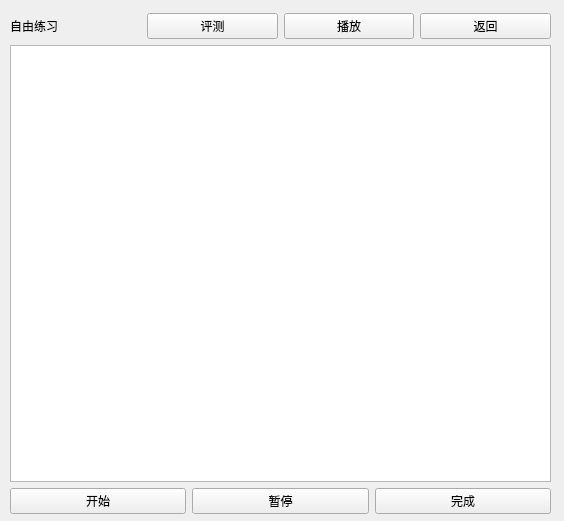
Before: the Qt Designer form src/UI/raw_uis/Free.ui in Athsus/Speech-Training-Tool, drawn with Qt 5.
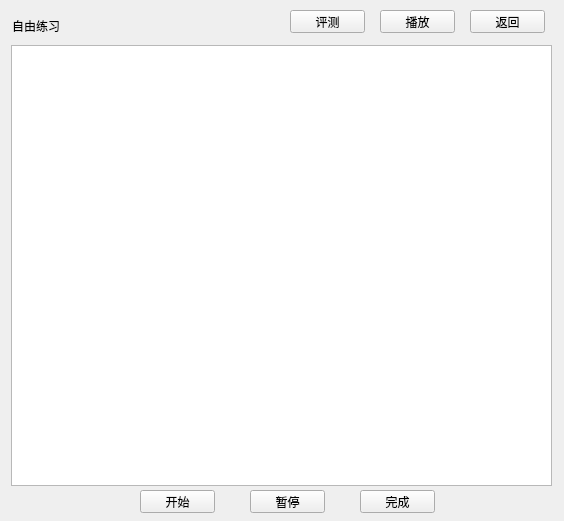
After: the same form once the commit is applied.

The edit to the form file:
```diff
--- a/src/UI/raw_uis/Free.ui
+++ b/src/UI/raw_uis/Free.ui
@@ -45,20 +45,31 @@
     <string/>
    </property>
   </widget>
-  <widget class="QWidget" name="verticalLayoutWidget">
+  <widget class="QTextBrowser" name="textBrowser">
    <property name="geometry">
     <rect>
-     <x>10</x>
-     <y>13</y>
+     <x>11</x>
+     <y>45</y>
      <width>541</width>
-     <height>501</height>
+     <height>441</height>
     </rect>
    </property>
-   <layout class="QVBoxLayout" name="verticalLayout">
-    <item>
-     <layout class="QHBoxLayout" name="horizontalLayout">
-      <item>
+   <property name="minimumSize">
+    <size>
+     <width>0</width>
+     <height>0</height>
+    </size>
+   </property>
+  </widget>
        <widget class="QLabel" name="label">
+   <property name="geometry">
+    <rect>
+     <x>12</x>
+     <y>15</y>
+     <width>71</width>
+     <height>21</height>
+    </rect>
+   </property>
         <property name="sizePolicy">
          <sizepolicy hsizetype="Expanding" vsizetype="Preferred">
           <horstretch>0</horstretch>
@@ -69,9 +80,15 @@
          <string>自由练习</string>
         </property>
        </widget>
-      </item>
-      <item>
        <widget class="QPushButton" name="JUDGE">
+   <property name="geometry">
+    <rect>
+     <x>290</x>
+     <y>10</y>
+     <width>75</width>
+     <height>23</height>
+    </rect>
+   </property>
         <property name="sizePolicy">
          <sizepolicy hsizetype="MinimumExpanding" vsizetype="Fixed">
           <horstretch>0</horstretch>
@@ -82,9 +99,15 @@
          <string>评测</string>
         </property>
        </widget>
-      </item>
-      <item>
        <widget class="QPushButton" name="PLAY">
+   <property name="geometry">
+    <rect>
+     <x>380</x>
+     <y>10</y>
+     <width>75</width>
+     <height>23</height>
+    </rect>
+   </property>
         <property name="sizePolicy">
          <sizepolicy hsizetype="MinimumExpanding" vsizetype="Fixed">
           <horstretch>0</horstretch>
@@ -95,9 +118,15 @@
          <string>播放</string>
         </property>
        </widget>
-      </item>
-      <item>
        <widget class="QPushButton" name="BACK">
+   <property name="geometry">
+    <rect>
+     <x>470</x>
+     <y>10</y>
+     <width>75</width>
+     <height>23</height>
+    </rect>
+   </property>
         <property name="sizePolicy">
          <sizepolicy hsizetype="MinimumExpanding" vsizetype="Fixed">
           <horstretch>0</horstretch>
@@ -108,36 +137,15 @@
          <string>返回</string>
         </property>
        </widget>
-      </item>
-     </layout>
-    </item>
-    <item>
-     <widget class="QTextBrowser" name="textBrowser">
-      <property name="minimumSize">
-       <size>
-        <width>0</width>
-        <height>0</height>
-       </size>
-      </property>
-     </widget>
-    </item>
-    <item>
-     <layout class="QHBoxLayout" name="horizontalLayout_2">
-      <item>
-       <widget class="QPushButton" name="START">
-        <property name="sizePolicy">
-         <sizepolicy hsizetype="Preferred" vsizetype="Fixed">
-          <horstretch>0</horstretch>
-          <verstretch>0</verstretch>
-         </sizepolicy>
-        </property>
-        <property name="text">
-         <string>开始</string>
-        </property>
-       </widget>
-      </item>
-      <item>
        <widget class="QPushButton" name="PAUSE">
+   <property name="geometry">
+    <rect>
+     <x>250</x>
+     <y>490</y>
+     <width>75</width>
+     <height>23</height>
+    </rect>
+   </property>
         <property name="sizePolicy">
          <sizepolicy hsizetype="Preferred" vsizetype="Fixed">
           <horstretch>0</horstretch>
@@ -148,9 +156,15 @@
          <string>暂停</string>
         </property>
        </widget>
-      </item>
-      <item>
        <widget class="QPushButton" name="HALT">
+   <property name="geometry">
+    <rect>
+     <x>360</x>
+     <y>490</y>
+     <width>75</width>
+     <height>23</height>
+    </rect>
+   </property>
         <property name="sizePolicy">
          <sizepolicy hsizetype="Preferred" vsizetype="Fixed">
           <horstretch>0</horstretch>
@@ -161,10 +175,24 @@
          <string>完成</string>
         </property>
        </widget>
-      </item>
-     </layout>
-    </item>
-   </layout>
+  <widget class="QPushButton" name="START">
+   <property name="geometry">
+    <rect>
+     <x>140</x>
+     <y>490</y>
+     <width>75</width>
+     <height>23</height>
+    </rect>
+   </property>
+   <property name="sizePolicy">
+    <sizepolicy hsizetype="Preferred" vsizetype="Fixed">
+     <horstretch>0</horstretch>
+     <verstretch>0</verstretch>
+    </sizepolicy>
+   </property>
+   <property name="text">
+    <string>开始</string>
+   </property>
   </widget>
  </widget>
  <resources/>
```
Lines whose indentation alone changed are shown as unchanged.
